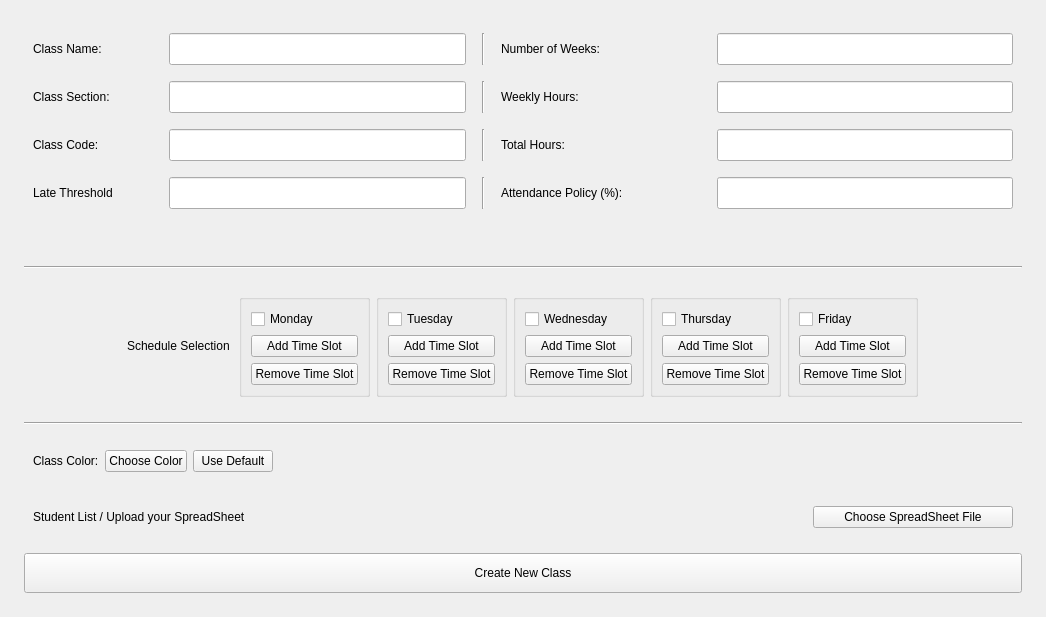
The window that ui/add_new_class.ui (imndllnuri/students-attendance-app) describes before a commit, drawn with Qt 5.
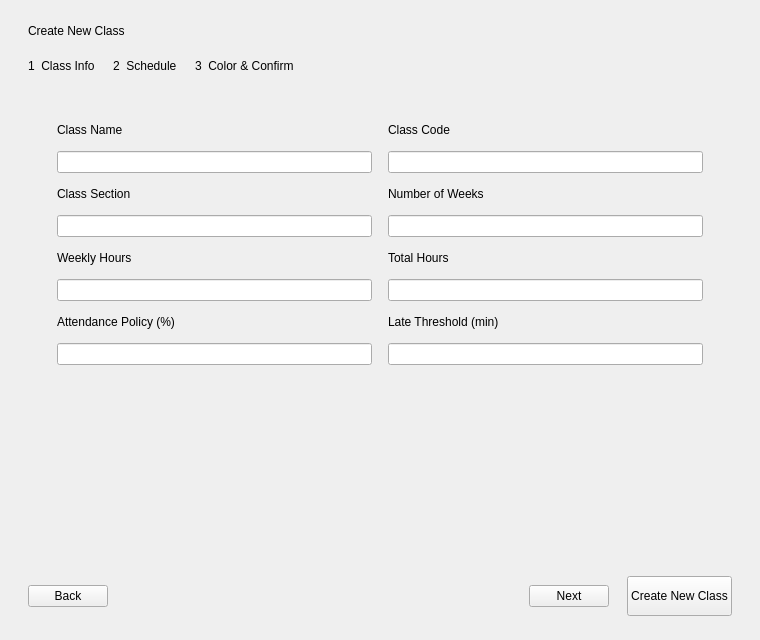
The same window after the commit.

Commit message: AttendU redesign: Add/Edit Class as a 3-step wizard dialog

Diff of the .ui file:
```diff
--- a/ui/add_new_class.ui
+++ b/ui/add_new_class.ui
@@ -6,426 +6,305 @@
    <rect>
     <x>0</x>
     <y>0</y>
-    <width>1046</width>
-    <height>532</height>
+    <width>760</width>
+    <height>640</height>
    </rect>
   </property>
   <property name="windowTitle">
    <string>Create New Class</string>
   </property>
   <layout class="QVBoxLayout" name="verticalLayout_2">
-   <property name="leftMargin"><number>24</number></property>
+   <property name="leftMargin"><number>28</number></property>
    <property name="topMargin"><number>24</number></property>
-   <property name="rightMargin"><number>24</number></property>
+   <property name="rightMargin"><number>28</number></property>
    <property name="bottomMargin"><number>24</number></property>
-   <property name="spacing"><number>16</number></property>
+   <property name="spacing"><number>18</number></property>
    <item>
-    <widget class="QWidget" name="widget" native="true">
+    <widget class="QLabel" name="wizard_title_lbl">
+     <property name="text"><string>Create New Class</string></property>
+    </widget>
+   </item>
+   <item>
+    <layout class="QHBoxLayout" name="step_dots_layout">
+     <item>
+      <widget class="QLabel" name="step_dot_1_lbl">
+       <property name="text"><string>1  Class Info</string></property>
+      </widget>
+     </item>
+     <item>
+      <widget class="QLabel" name="step_dot_2_lbl">
+       <property name="text"><string>2  Schedule</string></property>
+      </widget>
+     </item>
+     <item>
+      <widget class="QLabel" name="step_dot_3_lbl">
+       <property name="text"><string>3  Color &amp; Confirm</string></property>
+      </widget>
+     </item>
+     <item>
+      <spacer name="step_dots_spacer">
+       <property name="orientation"><enum>Qt::Horizontal</enum></property>
+    <property name="sizeType"><enum>QSizePolicy::Expanding</enum></property>
+    <property name="sizeHint" stdset="0"><size><width>40</width><height>20</height></size></property>
+   </spacer>
+     </item>
+    </layout>
+   </item>
+   <item>
+    <widget class="QStackedWidget" name="wizard_stack">
+     <widget class="QWidget" name="class_info_page">
+      <layout class="QVBoxLayout" name="class_info_page_layout">
+       <item>
+        <widget class="QFrame" name="class_info_card">
      <layout class="QGridLayout" name="gridLayout">
+          <property name="leftMargin"><number>20</number></property>
+          <property name="topMargin"><number>20</number></property>
+          <property name="rightMargin"><number>20</number></property>
+          <property name="bottomMargin"><number>20</number></property>
       <property name="horizontalSpacing"><number>16</number></property>
-      <property name="verticalSpacing"><number>16</number></property>
+          <property name="verticalSpacing"><number>14</number></property>
       <item row="0" column="0">
        <widget class="QLabel" name="class_name_lbl">
-        <property name="minimumSize">
-         <size>
-          <width>120</width>
-          <height>30</height>
-         </size>
-        </property>
-        <property name="text">
-         <string>Class Name:</string>
-        </property>
-       </widget>
-      </item>
-      <item row="0" column="1">
-       <widget class="QLineEdit" name="class_name_le">
-        <property name="minimumSize">
-         <size>
-          <width>90</width>
-          <height>32</height>
-         </size>
-        </property>
-       </widget>
-      </item>
-      <item row="0" column="2">
-       <widget class="Line" name="line_12">
-        <property name="orientation">
-         <enum>Qt::Vertical</enum>
-        </property>
-       </widget>
-      </item>
-      <item row="0" column="3">
-       <widget class="QLabel" name="number_of_weeks_lbl">
-        <property name="text">
-         <string>Number of Weeks:</string>
-        </property>
-       </widget>
-      </item>
-      <item row="0" column="4">
-       <widget class="QLineEdit" name="number_of_weeks_le">
-        <property name="minimumSize">
-         <size>
-          <width>90</width>
-          <height>32</height>
-         </size>
-        </property>
+            <property name="text"><string>Class Name</string></property>
        </widget>
       </item>
       <item row="1" column="0">
-       <widget class="QLabel" name="class_section_lbl">
-        <property name="minimumSize">
-         <size>
-          <width>120</width>
-          <height>30</height>
-         </size>
-        </property>
-        <property name="text">
-         <string>Class Section:</string>
-        </property>
+           <widget class="QLineEdit" name="class_name_le"/>
+          </item>
+          <item row="0" column="1">
+           <widget class="QLabel" name="class_code_lbl">
+            <property name="text"><string>Class Code</string></property>
        </widget>
       </item>
       <item row="1" column="1">
-       <widget class="QLineEdit" name="class_section_le">
-        <property name="minimumSize">
-         <size>
-          <width>90</width>
-          <height>32</height>
-         </size>
-        </property>
-       </widget>
-      </item>
-      <item row="1" column="2">
-       <widget class="Line" name="line_13">
-        <property name="orientation">
-         <enum>Qt::Vertical</enum>
-        </property>
-       </widget>
-      </item>
-      <item row="1" column="3">
-       <widget class="QLabel" name="weekly_hours_lbl">
-        <property name="minimumSize">
-         <size>
-          <width>200</width>
-          <height>0</height>
-         </size>
-        </property>
-        <property name="text">
-         <string>Weekly Hours:</string>
-        </property>
-       </widget>
-      </item>
-      <item row="1" column="4">
-       <widget class="QLineEdit" name="weekly_hours_le">
-        <property name="minimumSize">
-         <size>
-          <width>90</width>
-          <height>32</height>
-         </size>
-        </property>
-       </widget>
+           <widget class="QLineEdit" name="class_code_le"/>
       </item>
       <item row="2" column="0">
-       <widget class="QLabel" name="class_code_lbl">
-        <property name="minimumSize">
-         <size>
-          <width>120</width>
-          <height>30</height>
-         </size>
-        </property>
-        <property name="text">
-         <string>Class Code:</string>
-        </property>
-       </widget>
-      </item>
+           <widget class="QLabel" name="class_section_lbl">
+            <property name="text"><string>Class Section</string></property>
+           </widget>
+          </item>
+          <item row="3" column="0">
+           <widget class="QLineEdit" name="class_section_le"/>
+          </item>
       <item row="2" column="1">
-       <widget class="QLineEdit" name="class_code_le">
-        <property name="minimumSize">
-         <size>
-          <width>90</width>
-          <height>32</height>
-         </size>
-        </property>
-       </widget>
-      </item>
-      <item row="2" column="2">
-       <widget class="Line" name="line_14">
-        <property name="orientation">
-         <enum>Qt::Vertical</enum>
-        </property>
-       </widget>
-      </item>
-      <item row="2" column="3">
+           <widget class="QLabel" name="number_of_weeks_lbl">
+            <property name="text"><string>Number of Weeks</string></property>
+           </widget>
+          </item>
+          <item row="3" column="1">
+           <widget class="QLineEdit" name="number_of_weeks_le"/>
+          </item>
+          <item row="4" column="0">
+           <widget class="QLabel" name="weekly_hours_lbl">
+            <property name="text"><string>Weekly Hours</string></property>
+           </widget>
+          </item>
+          <item row="5" column="0">
+           <widget class="QLineEdit" name="weekly_hours_le"/>
+          </item>
+          <item row="4" column="1">
        <widget class="QLabel" name="total_hours_lbl">
-        <property name="minimumSize">
-         <size>
-          <width>200</width>
-          <height>0</height>
-         </size>
-        </property>
-        <property name="text">
-         <string>Total Hours:</string>
-        </property>
-       </widget>
-      </item>
-      <item row="2" column="4">
-       <widget class="QLineEdit" name="total_hours_le">
-        <property name="minimumSize">
-         <size>
-          <width>90</width>
-          <height>32</height>
-         </size>
-        </property>
-       </widget>
-      </item>
-      <item row="3" column="2">
-       <widget class="Line" name="line_2">
-        <property name="orientation">
-         <enum>Qt::Vertical</enum>
-        </property>
-       </widget>
-      </item>
-      <item row="3" column="3">
+            <property name="text"><string>Total Hours</string></property>
+           </widget>
+          </item>
+          <item row="5" column="1">
+           <widget class="QLineEdit" name="total_hours_le"/>
+          </item>
+          <item row="6" column="0">
        <widget class="QLabel" name="attendance_policy_lbl">
-        <property name="minimumSize">
-         <size>
-          <width>200</width>
-          <height>0</height>
-         </size>
-        </property>
-        <property name="text">
-         <string>Attendance Policy (%):</string>
-        </property>
-       </widget>
-      </item>
-      <item row="3" column="4">
-       <widget class="QLineEdit" name="attendance_policy_le">
-        <property name="minimumSize">
-         <size>
-          <width>90</width>
-          <height>32</height>
-         </size>
-        </property>
-       </widget>
-      </item>
-      <item row="4" column="2">
-       <widget class="Line" name="line_15">
-        <property name="orientation">
-         <enum>Qt::Vertical</enum>
-        </property>
-       </widget>
-      </item>
-      <item row="5" column="2" colspan="2">
-       <widget class="Line" name="line">
-        <property name="orientation">
-         <enum>Qt::Vertical</enum>
-        </property>
-       </widget>
-      </item>
-      <item row="3" column="0">
+            <property name="text"><string>Attendance Policy (%)</string></property>
+           </widget>
+          </item>
+          <item row="7" column="0">
+           <widget class="QLineEdit" name="attendance_policy_le"/>
+          </item>
+          <item row="6" column="1">
        <widget class="QLabel" name="late_threshold_lbl">
-        <property name="text">
-         <string>Late Threshold</string>
-        </property>
-       </widget>
-      </item>
-      <item row="3" column="1">
-       <widget class="QLineEdit" name="late_threshold_le">
-        <property name="minimumSize">
-         <size>
-          <width>90</width>
-          <height>32</height>
-         </size>
-        </property>
-       </widget>
+            <property name="text"><string>Late Threshold (min)</string></property>
+           </widget>
+          </item>
+          <item row="7" column="1">
+           <widget class="QLineEdit" name="late_threshold_le"/>
       </item>
      </layout>
     </widget>
    </item>
    <item>
-    <widget class="Line" name="line_16">
-     <property name="orientation">
-      <enum>Qt::Horizontal</enum>
-     </property>
-    </widget>
-   </item>
-   <item alignment="Qt::AlignHCenter|Qt::AlignTop">
-    <widget class="QWidget" name="scheduleSelection" native="true">
-     <layout class="QHBoxLayout" name="horizontalLayout">
-      <property name="sizeConstraint">
-       <enum>QLayout::SetNoConstraint</enum>
-      </property>
+        <spacer name="class_info_page_spacer">
+         <property name="orientation"><enum>Qt::Vertical</enum></property>
+    <property name="sizeType"><enum>QSizePolicy::Expanding</enum></property>
+    <property name="sizeHint" stdset="0"><size><width>20</width><height>20</height></size></property>
+   </spacer>
+       </item>
+      </layout>
+     </widget>
+     <widget class="QWidget" name="schedule_page">
+      <layout class="QVBoxLayout" name="schedule_page_layout">
       <item>
        <widget class="QLabel" name="schedule_selection_lbl">
-        <property name="text">
-         <string>Schedule Selection </string>
-        </property>
-       </widget>
-      </item>
-      <item alignment="Qt::AlignTop">
-       <widget class="QGroupBox" name="mondayGroupBox">
+         <property name="text"><string>Pick the days this class meets</string></property>
+        </widget>
+       </item>
+       <item>
+        <layout class="QHBoxLayout" name="weekday_cards_layout">
+         <item>
+          <widget class="QFrame" name="mondayGroupBox">
         <layout class="QVBoxLayout" name="verticalLayout">
          <item alignment="Qt::AlignTop">
           <widget class="QCheckBox" name="monday_cb">
-           <property name="text">
-            <string>Monday</string>
-           </property>
+              <property name="text"><string>Monday</string></property>
           </widget>
          </item>
          <item alignment="Qt::AlignTop">
           <widget class="QPushButton" name="add_slot_monday_btn">
-           <property name="text">
-            <string>Add Time Slot</string>
-           </property>
+              <property name="text"><string>Add Time Slot</string></property>
           </widget>
          </item>
          <item alignment="Qt::AlignTop">
           <widget class="QPushButton" name="remove_slot_monday_btn">
-           <property name="text">
-            <string>Remove Time Slot</string>
-           </property>
+              <property name="text"><string>Remove Time Slot</string></property>
           </widget>
          </item>
         </layout>
        </widget>
       </item>
-      <item alignment="Qt::AlignTop">
-       <widget class="QGroupBox" name="tuesdayGroupBox">
+         <item>
+          <widget class="QFrame" name="tuesdayGroupBox">
         <layout class="QVBoxLayout" name="tuesdayLayout">
          <item alignment="Qt::AlignTop">
           <widget class="QCheckBox" name="tuesday_cb">
-           <property name="text">
-            <string>Tuesday</string>
-           </property>
+              <property name="text"><string>Tuesday</string></property>
           </widget>
          </item>
          <item alignment="Qt::AlignTop">
           <widget class="QPushButton" name="add_slot_tuesday_btn">
-           <property name="text">
-            <string>Add Time Slot</string>
-           </property>
+              <property name="text"><string>Add Time Slot</string></property>
           </widget>
          </item>
          <item alignment="Qt::AlignTop">
           <widget class="QPushButton" name="remove_slot_tuesday_btn">
-           <property name="text">
-            <string>Remove Time Slot</string>
-           </property>
+              <property name="text"><string>Remove Time Slot</string></property>
           </widget>
          </item>
         </layout>
        </widget>
       </item>
-      <item alignment="Qt::AlignTop">
-       <widget class="QGroupBox" name="wednesdayGroupBox">
+         <item>
+          <widget class="QFrame" name="wednesdayGroupBox">
         <layout class="QVBoxLayout" name="wednesdayLayout">
          <item alignment="Qt::AlignLeft|Qt::AlignTop">
           <widget class="QCheckBox" name="wednesday_cb">
-           <property name="text">
-            <string>Wednesday</string>
-           </property>
+              <property name="text"><string>Wednesday</string></property>
           </widget>
          </item>
          <item alignment="Qt::AlignTop">
           <widget class="QPushButton" name="add_slot_wednesday_btn">
-           <property name="text">
-            <string>Add Time Slot</string>
-           </property>
+              <property name="text"><string>Add Time Slot</string></property>
           </widget>
          </item>
          <item alignment="Qt::AlignTop">
           <widget class="QPushButton" name="remove_slot_wednesday_btn">
-           <property name="text">
-            <string>Remove Time Slot</string>
-           </property>
+              <property name="text"><string>Remove Time Slot</string></property>
           </widget>
          </item>
         </layout>
        </widget>
       </item>
-      <item alignment="Qt::AlignTop">
-       <widget class="QGroupBox" name="thursdayGroupBox">
+         <item>
+          <widget class="QFrame" name="thursdayGroupBox">
         <layout class="QVBoxLayout" name="thursdayLayout">
          <item alignment="Qt::AlignTop">
           <widget class="QCheckBox" name="thursday_cb">
-           <property name="text">
-            <string>Thursday</string>
-           </property>
+              <property name="text"><string>Thursday</string></property>
           </widget>
          </item>
          <item alignment="Qt::AlignTop">
           <widget class="QPushButton" name="add_slot_thursday_btn">
-           <property name="text">
-            <string>Add Time Slot</string>
-           </property>
+              <property name="text"><string>Add Time Slot</string></property>
           </widget>
          </item>
          <item alignment="Qt::AlignTop">
           <widget class="QPushButton" name="remove_slot_thursday_btn">
-           <property name="text">
-            <string>Remove Time Slot</string>
-           </property>
+              <property name="text"><string>Remove Time Slot</string></property>
           </widget>
          </item>
         </layout>
        </widget>
       </item>
-      <item alignment="Qt::AlignTop">
-       <widget class="QGroupBox" name="fridayGroupBox">
+         <item>
+          <widget class="QFrame" name="fridayGroupBox">
         <layout class="QVBoxLayout" name="fridayLayout">
          <item alignment="Qt::AlignTop">
           <widget class="QCheckBox" name="friday_cb">
-           <property name="text">
-            <string>Friday</string>
-           </property>
+              <property name="text"><string>Friday</string></property>
           </widget>
          </item>
          <item alignment="Qt::AlignTop">
           <widget class="QPushButton" name="add_slot_friday_btn">
-           <property name="text">
-            <string>Add Time Slot</string>
-           </property>
+              <property name="text"><string>Add Time Slot</string></property>
           </widget>
          </item>
          <item alignment="Qt::AlignTop">
           <widget class="QPushButton" name="remove_slot_friday_btn">
-           <property name="text">
-            <string>Remove Time Slot</string>
-           </property>
+              <property name="text"><string>Remove Time Slot</string></property>
           </widget>
          </item>
         </layout>
        </widget>
       </item>
      </layout>
+       </item>
+       <item>
+        <widget class="QWidget" name="spreadsheet_row_widget" native="true">
+         <layout class="QHBoxLayout" name="horizontalLayout_2">
+          <item>
+           <widget class="QLabel" name="spreadsheet_lbl">
+            <property name="text"><string>Student List / Upload your SpreadSheet</string></property>
     </widget>
    </item>
    <item>
-    <widget class="Line" name="line_17">
-     <property name="orientation">
-      <enum>Qt::Horizontal</enum>
-     </property>
-    </widget>
-   </item>
+           <spacer name="horizontalSpacer_5">
+            <property name="orientation"><enum>Qt::Horizontal</enum></property>
+    <property name="sizeType"><enum>QSizePolicy::Expanding</enum></property>
+    <property name="sizeHint" stdset="0"><size><width>40</width><height>20</height></size></property>
+   </spacer>
+          </item>
+          <item>
+           <widget class="QPushButton" name="spreadsheet_file_btn">
+            <property name="text"><string>Choose SpreadSheet File</string></property>
+           </widget>
+          </item>
+         </layout>
+        </widget>
+       </item>
    <item>
-    <spacer name="verticalSpacer">
-     <property name="orientation">
-      <enum>Qt::Vertical</enum>
-     </property>
-     <property name="sizeHint" stdset="0">
-      <size>
-       <width>20</width>
-       <height>40</height>
-      </size>
-     </property>
+        <spacer name="schedule_page_spacer">
+         <property name="orientation"><enum>Qt::Vertical</enum></property>
     <property name="sizeType"><enum>QSizePolicy::Expanding</enum></property>
+    <property name="sizeHint" stdset="0"><size><width>20</width><height>20</height></size></property>
    </spacer>
    </item>
-   <item alignment="Qt::AlignTop">
-    <widget class="QWidget" name="color_row_widget" native="true">
+      </layout>
+     </widget>
+     <widget class="QWidget" name="color_confirm_page">
+      <layout class="QVBoxLayout" name="color_confirm_page_layout">
+       <item>
+        <widget class="QFrame" name="color_row_widget">
      <layout class="QHBoxLayout" name="color_row_layout">
+          <property name="leftMargin"><number>20</number></property>
+          <property name="topMargin"><number>20</number></property>
+          <property name="rightMargin"><number>20</number></property>
+          <property name="bottomMargin"><number>20</number></property>
       <item>
        <widget class="QLabel" name="class_color_lbl">
-        <property name="text"><string>Class Color:</string></property>
+            <property name="text"><string>Class Color</string></property>
+           </widget>
+          </item>
+          <item>
+           <widget class="QFrame" name="class_color_swatch">
+            <property name="minimumSize"><size><width>28</width><height>28</height></size></property>
+            <property name="maximumSize"><size><width>28</width><height>28</height></size></property>
        </widget>
       </item>
       <item>
@@ -448,53 +327,87 @@
      </layout>
     </widget>
    </item>
-   <item alignment="Qt::AlignTop">
-    <widget class="QWidget" name="widget" native="true">
-     <layout class="QHBoxLayout" name="horizontalLayout_2">
       <item>
-       <widget class="QLabel" name="spreadsheet_lbl">
+        <widget class="QFrame" name="danger_zone_card">
+         <layout class="QVBoxLayout" name="danger_zone_layout">
+          <property name="leftMargin"><number>20</number></property>
+          <property name="topMargin"><number>20</number></property>
+          <property name="rightMargin"><number>20</number></property>
+          <property name="bottomMargin"><number>20</number></property>
+          <item>
+           <widget class="QLabel" name="danger_zone_lbl">
+            <property name="text"><string>Danger Zone</string></property>
+           </widget>
+          </item>
+          <item>
+           <widget class="QLabel" name="danger_zone_caption_lbl">
         <property name="text">
-         <string>Student List / Upload your SpreadSheet</string>
-        </property>
+             <string>Archiving hides this class from your active list without deleting its data. Deleting is permanent.</string>
+            </property>
+            <property name="wordWrap"><bool>true</bool></property>
        </widget>
       </item>
       <item>
-       <spacer name="horizontalSpacer_5">
-        <property name="orientation">
-         <enum>Qt::Horizontal</enum>
-        </property>
-        <property name="sizeHint" stdset="0">
-         <size>
-          <width>40</width>
-          <height>20</height>
-         </size>
-        </property>
+           <layout class="QHBoxLayout" name="danger_zone_actions_layout">
+            <item>
+             <widget class="QPushButton" name="archive_class_btn">
+              <property name="text"><string>Archive Class</string></property>
+             </widget>
+            </item>
+            <item>
+             <widget class="QPushButton" name="delete_class_btn">
+              <property name="text"><string>Delete Class Permanently</string></property>
+             </widget>
+            </item>
+            <item>
+             <spacer name="danger_zone_spacer">
+              <property name="orientation"><enum>Qt::Horizontal</enum></property>
     <property name="sizeType"><enum>QSizePolicy::Expanding</enum></property>
+    <property name="sizeHint" stdset="0"><size><width>40</width><height>20</height></size></property>
    </spacer>
       </item>
-      <item>
-       <widget class="QPushButton" name="spreadsheet_file_btn">
-        <property name="minimumSize">
-         <size>
-          <width>200</width>
-          <height>0</height>
-         </size>
-        </property>
-        <property name="text">
-         <string>Choose SpreadSheet File</string>
-        </property>
-       </widget>
-      </item>
-     </layout>
+           </layout>
+          </item>
+         </layout>
+        </widget>
+       </item>
+       <item>
+        <spacer name="color_confirm_page_spacer">
+         <property name="orientation"><enum>Qt::Vertical</enum></property>
+    <property name="sizeType"><enum>QSizePolicy::Expanding</enum></property>
+    <property name="sizeHint" stdset="0"><size><width>20</width><height>20</height></size></property>
+   </spacer>
+       </item>
+      </layout>
+     </widget>
+    </widget>
+   </item>
+   <item>
+    <layout class="QHBoxLayout" name="wizard_footer_layout">
+     <item>
+      <widget class="QPushButton" name="wizard_back_btn">
+       <property name="text"><string>Back</string></property>
+      </widget>
+     </item>
+     <item>
+      <spacer name="wizard_footer_spacer">
+       <property name="orientation"><enum>Qt::Horizontal</enum></property>
+    <property name="sizeType"><enum>QSizePolicy::Expanding</enum></property>
+    <property name="sizeHint" stdset="0"><size><width>40</width><height>20</height></size></property>
+   </spacer>
+     </item>
+     <item>
+      <widget class="QPushButton" name="wizard_next_btn">
+       <property name="text"><string>Next</string></property>
     </widget>
    </item>
    <item>
     <widget class="QPushButton" name="create_class_btn">
      <property name="minimumSize"><size><width>0</width><height>40</height></size></property>
-     <property name="text">
-      <string>Create New Class</string>
-     </property>
-    </widget>
+       <property name="text"><string>Create New Class</string></property>
+      </widget>
+     </item>
+    </layout>
    </item>
   </layout>
  </widget>
```
Lines whose indentation alone changed are shown as unchanged. The commit also changes 7 other files.
